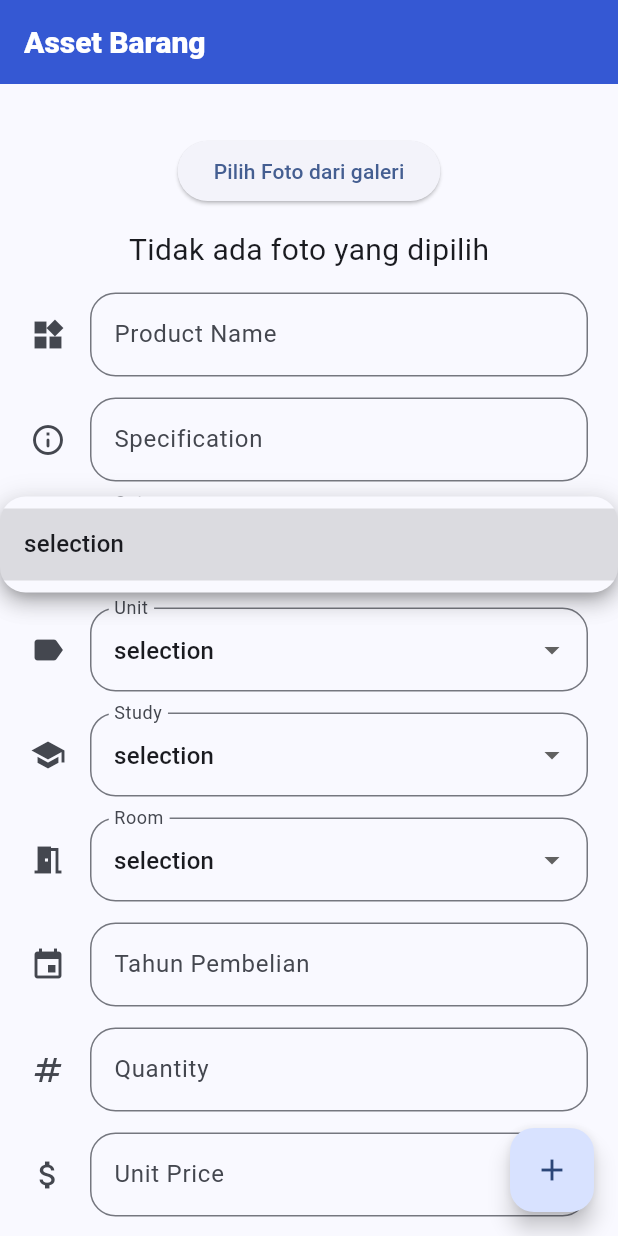
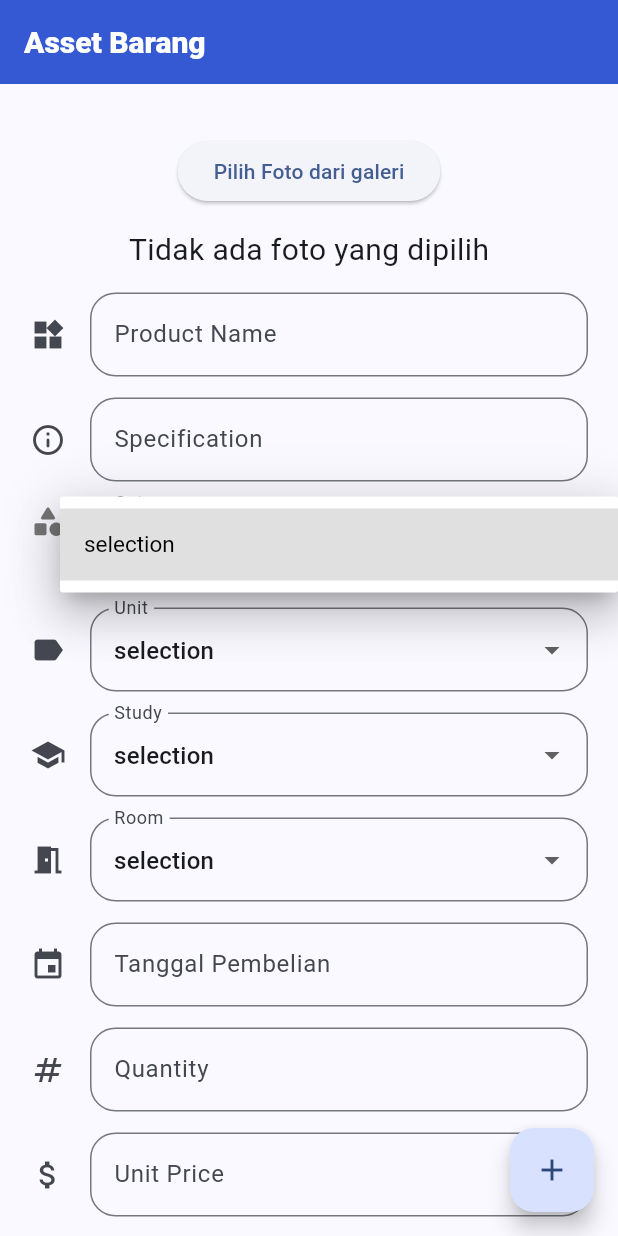
Before and after one commit to Allansyah/Flutter_pertama, a Flutter app: the screen it shows after launch, after a tap on "selection", on a phone screen of 412 x 824 dp. Run offline on Flutter 3.47's test engine with Material 3 defaults, Android fonts, the phone set to English and light mode, and no system bars; our stand-ins replace image_picker; Roboto replaces fonts that are missing (CustomFont).

Commit message:
update kedua

```diff
--- a/lib/main.dart
+++ b/lib/main.dart
@@ -34,6 +34,11 @@ class MyHomePage extends StatefulWidget {
 }
 
 class _MyHomePageState extends State<MyHomePage> {
+  final TextEditingController _tahunPembelianController =
+      TextEditingController();
+  final TextEditingController _tanggalPembelianController =
+      TextEditingController();
+
   File? _image;
   final List<String> kategoriList = ["selection"];
   String? selectedKategori = "selection";
@@ -128,16 +133,31 @@ class _MyHomePageState extends State<MyHomePage> {
             ),
 
             SizedBox(height: 14),
-            // Dropdown Kategori
+            Row(
+              crossAxisAlignment: CrossAxisAlignment.start,
+              children: [
+                Icon(
+                  Icons.category_rounded,
+                  size: 24,
+                  color: Colors.grey.shade600,
+                ),
+                SizedBox(width: 16),
+                Expanded(
+                  child: Container(
+                    padding: EdgeInsets.zero,
+                    child: Stack(
+                      children: [
+                        // Field utama
                         DropdownButtonFormField<String>(
                           decoration: InputDecoration(
-                icon: Icon(
-                  Icons.category_rounded,
-                ), // <-- ini yang benar supaya di luar kotak
                             labelText: "Category",
                             hintText: "Category Name",
                             border: OutlineInputBorder(
                               borderRadius: BorderRadius.circular(17),
+                            ),
+                            contentPadding: EdgeInsets.symmetric(
+                              horizontal: 12,
+                              vertical: 12,
                             ),
                           ),
                           value: selectedKategori,
@@ -146,14 +166,49 @@ class _MyHomePageState extends State<MyHomePage> {
                               selectedKategori = value;
                             });
                           },
-              borderRadius: BorderRadius.circular(17),
+                          // Konfigurasi style dropdown
+                          icon: Icon(Icons.arrow_drop_down, size: 23),
+                          iconSize: 32,
+                          elevation: 16,
+                          style: TextStyle(color: Colors.black, fontSize: 16),
+                          dropdownColor: Colors.white,
+                          menuMaxHeight: 500,
+                          isExpanded: true,
+
+                          // Kustomisasi item dropdown
+                          selectedItemBuilder: (BuildContext context) {
+                            return kategoriList.map<Widget>((String item) {
+                              return Container(
+                                alignment: Alignment.centerLeft,
+                                child: Text(
+                                  item,
+                                  style: TextStyle(
+                                    color: Colors.black87,
+                                    fontSize: 16,
+                                  ),
+                                ),
+                              );
+                            }).toList();
+                          },
                           items:
                               kategoriList.map((kategori) {
                                 return DropdownMenuItem<String>(
                                   value: kategori,
-                      child: Text(kategori),
+                                  child: Container(
+                                    width: double.infinity,
+                                    child: Text(
+                                      kategori,
+                                      style: TextStyle(fontSize: 15),
+                                    ),
+                                  ),
                                 );
                               }).toList(),
+                        ),
+                      ],
+                    ),
+                  ),
+                ),
+              ],
             ),
 
             SizedBox(height: 14),
@@ -250,16 +305,33 @@ class _MyHomePageState extends State<MyHomePage> {
             // ),
             SizedBox(height: 14),
             TextFormField(
-              keyboardType: TextInputType.number,
+              controller: _tanggalPembelianController,
+              readOnly: true, // User tidak bisa ketik manual
               decoration: InputDecoration(
                 border: OutlineInputBorder(
                   borderRadius: BorderRadius.circular(17),
                 ),
-                hintText: "Tahun Pembelian",
-                labelText: "Tahun Pembelian",
+                hintText: "Tanggal Pembelian",
+                labelText: "Tanggal Pembelian",
                 icon: Icon(Icons.event),
               ),
+              onTap: () async {
+                DateTime? pickedDate = await showDatePicker(
+                  context: context,
+                  initialDate: DateTime.now(),
+                  firstDate: DateTime(1900),
+                  lastDate: DateTime(2100),
+                );
+
+                if (pickedDate != null) {
+                  setState(() {
+                    _tanggalPembelianController.text =
+                        "${pickedDate.day.toString().padLeft(2, '0')}-${pickedDate.month.toString().padLeft(2, '0')}-${pickedDate.year}";
+                  });
+                }
+              },
             ),
+
             SizedBox(height: 14),
             TextFormField(
               keyboardType: TextInputType.number,
```
Lines whose indentation alone changed are shown as unchanged.
